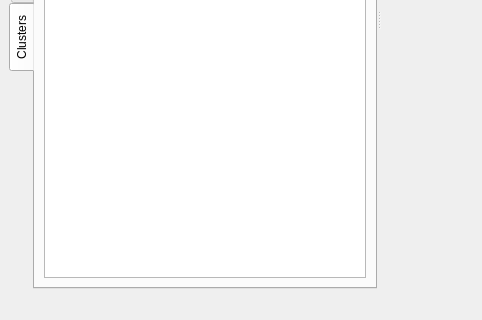
This is src/resources/ui_main_window.ui in ianthomas23/QACD-quack as Qt 5 draws it before an edit; both pictures show x 0 to 482 and y 280 to 600 of the 800 by 600 pixel window. The edited form follows.
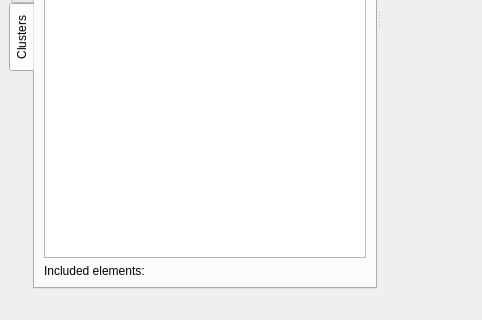
This is the edited form. The open tabs and pages were chosen to show the change. Custom widgets are drawn as their Qt base class.

Commit message: k-means progress bar, common elements only option, and load from file

```diff
--- a/src/resources/ui_main_window.ui
+++ b/src/resources/ui_main_window.ui
@@ -274,7 +274,7 @@
             <enum>QAbstractItemView::SelectRows</enum>
            </property>
            <property name="showGrid">
-            <bool>true</bool>
+            <bool>false</bool>
            </property>
            <property name="gridStyle">
             <enum>Qt::SolidLine</enum>
@@ -304,6 +304,16 @@
            </column>
           </widget>
          </item>
+         <item>
+          <widget class="QLabel" name="includedElementsLabel">
+           <property name="text">
+            <string>Included elements:</string>
+           </property>
+           <property name="wordWrap">
+            <bool>true</bool>
+           </property>
+          </widget>
+         </item>
         </layout>
        </widget>
       </widget>
```
Left out of the diff: 4 changed lines with no effect on the pictures. The commit also changes 10 other files.
